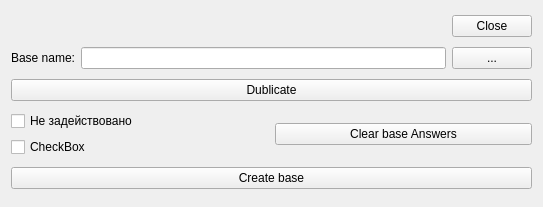
Old version of the form formsettings.ui in the repository GorINIch73/questionnaire.
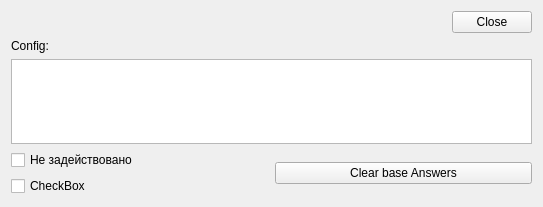
New version of the form.

The edit to the form file:
```diff
--- a/formsettings.ui
+++ b/formsettings.ui
@@ -39,33 +39,19 @@
     </layout>
    </item>
    <item>
-    <layout class="QHBoxLayout" name="horizontalLayout">
+    <layout class="QVBoxLayout" name="verticalLayout_3">
      <item>
       <widget class="QLabel" name="label">
        <property name="text">
-        <string>Base name:</string>
+        <string>Config:</string>
        </property>
       </widget>
      </item>
      <item>
-      <widget class="QLineEdit" name="lineEdit_NameBase"/>
-     </item>
-     <item>
-      <widget class="QPushButton" name="pushButton_File">
-       <property name="text">
-        <string>...</string>
-       </property>
-      </widget>
+      <widget class="QTableView" name="tableView"/>
      </item>
     </layout>
    </item>
-   <item>
-    <widget class="QPushButton" name="pushButton_Dbl">
-     <property name="text">
-      <string>Dublicate</string>
-     </property>
-    </widget>
-   </item>
    <item>
     <layout class="QHBoxLayout" name="horizontalLayout_2">
      <item>
@@ -95,13 +81,6 @@
      </item>
     </layout>
    </item>
-   <item>
-    <widget class="QPushButton" name="pushButton_Create">
-     <property name="text">
-      <string>Create base</string>
-     </property>
-    </widget>
-   </item>
   </layout>
  </widget>
  <resources/>
```
